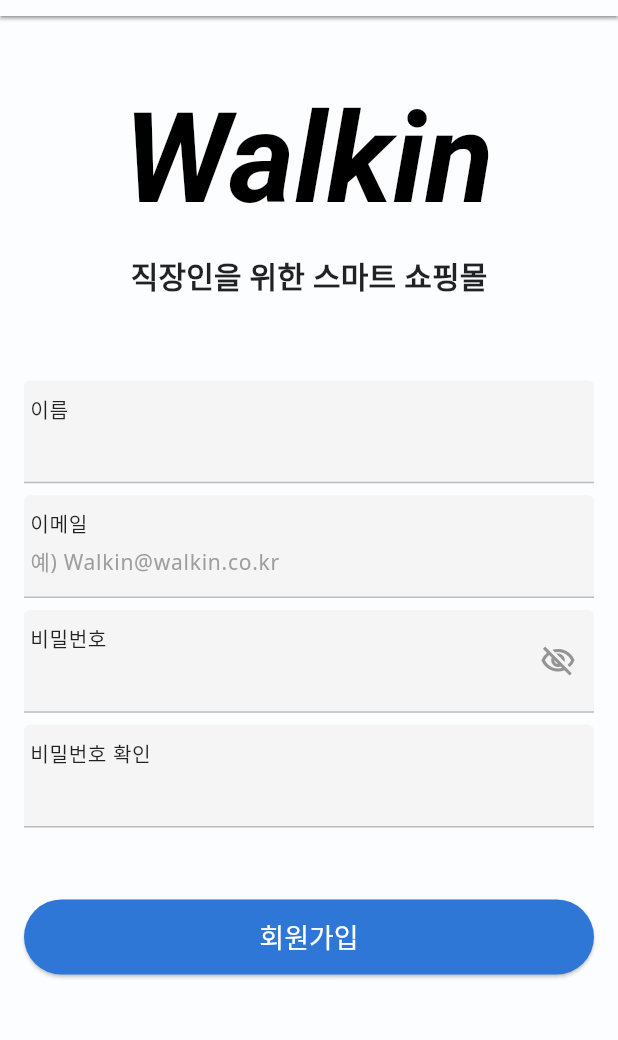
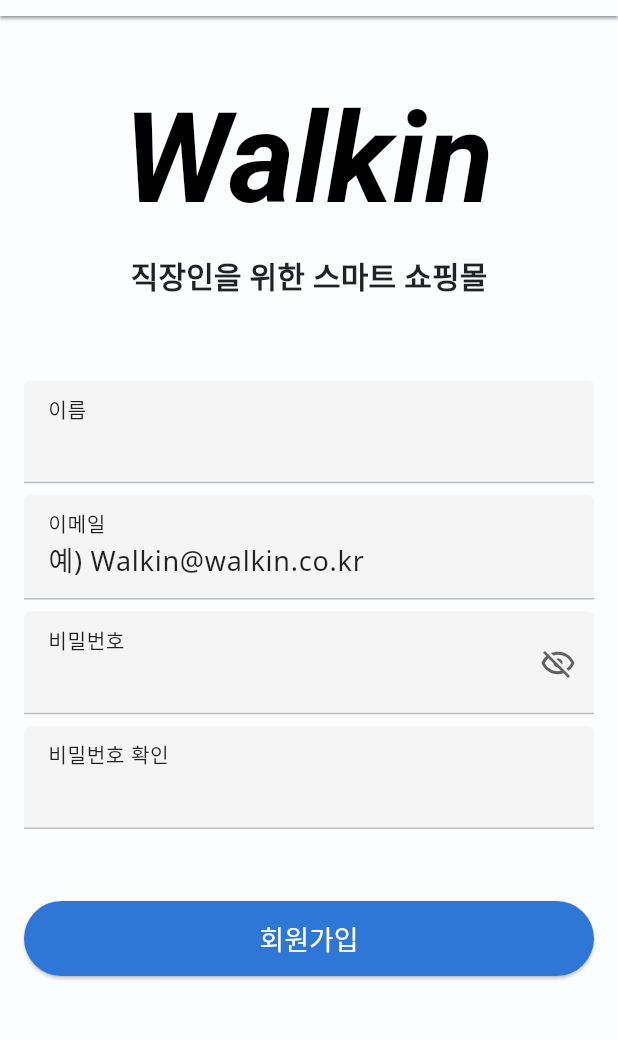
Before and after one commit to LIKELION-Android-Bootcamp-4th/AOS-04-officeShoppingMall, a Flutter app: the SignupScreen screen opened by its route, on a phone screen of 412 x 824 dp, the part 68-1108 px from its top. Run offline on Flutter 3.47's test engine with Material 3 defaults, Android fonts, the phone set to English and light mode, and no system bars; our stand-ins replace dio, flutter_bloc, flutter_svg, fluttertoast, google_fonts, pretty_dio_logger and 2 more; accounts and stored records are empty.

Commit message:
refactor: 회원가입 폼 import 절대경로로 변경 및 UI 가독성 향상
- 추후 확장함수 적용 예정

```diff
--- a/lib/feature/auth/ui/signup_form.dart
+++ b/lib/feature/auth/ui/signup_form.dart
@@ -1,8 +1,8 @@
 import 'package:flutter/material.dart';
+import 'package:flutter_svg/flutter_svg.dart';
 import 'package:fluttertoast/fluttertoast.dart';
 import 'package:office_shopping_mall/core/data/services/auth_service.dart';
-
-import '../../../core/theme/app_colors.dart';
+import 'package:office_shopping_mall/core/theme/app_colors.dart';
 
 class SignUpForm extends StatefulWidget {
   SignUpForm({super.key});
@@ -103,7 +103,7 @@ class SignUpFormState extends State<SignUpForm> {
               keyboardType: TextInputType.text,
               textInputAction: TextInputAction.next,
               decoration: InputDecoration(
-                contentPadding: EdgeInsets.symmetric(vertical: 12),
+                contentPadding: EdgeInsets.symmetric(vertical: 12, horizontal: 12),
                 enabledBorder: UnderlineInputBorder(
                   borderSide: BorderSide(color: Colors.grey.shade400, width: 1),
                 ),
@@ -128,7 +128,7 @@ class SignUpFormState extends State<SignUpForm> {
               keyboardType: TextInputType.emailAddress,
               textInputAction: TextInputAction.next,
               decoration: InputDecoration(
-                contentPadding: EdgeInsets.symmetric(vertical: 12),
+                contentPadding: EdgeInsets.symmetric(vertical: 12, horizontal: 12),
                 enabledBorder: UnderlineInputBorder(
                   borderSide: BorderSide(color: Colors.grey.shade400, width: 1),
                 ),
@@ -138,7 +138,6 @@ class SignUpFormState extends State<SignUpForm> {
                 floatingLabelBehavior: FloatingLabelBehavior.always,
                 labelText: "이메일",
                 hintText: "예) Walkin@walkin.co.kr",
-                hintStyle: TextStyle(color: Colors.grey, fontSize: 14),
               ),
               validator: (value) {
                 if (_emailController.text.isEmpty) {
@@ -161,7 +160,7 @@ class SignUpFormState extends State<SignUpForm> {
               textInputAction: TextInputAction.done,
               obscureText: _showVisibleIcon,
               decoration: InputDecoration(
-                contentPadding: EdgeInsets.symmetric(vertical: 12),
+                contentPadding: EdgeInsets.symmetric(vertical: 12, horizontal: 12),
                 enabledBorder: UnderlineInputBorder(
                   borderSide: BorderSide(color: Colors.grey.shade400, width: 1),
                 ),
@@ -172,9 +171,11 @@ class SignUpFormState extends State<SignUpForm> {
                 labelText: "비밀번호",
                 suffixIcon: IconButton(
                   onPressed: _changeVisibilityIcon,
-                  icon: _showVisibleIcon
-                      ? Icon(Icons.visibility_off_outlined)
-                      : Icon(Icons.visibility),
+                  icon: SvgPicture.asset(
+                    _showVisibleIcon
+                        ? 'images/icon/ic_invisible.svg'
+                        : 'images/icon/ic_visible.svg',
+                  ),
                 ),
               ),
               validator: (value) {
@@ -195,7 +196,7 @@ class SignUpFormState extends State<SignUpForm> {
               textInputAction: TextInputAction.done,
               obscureText: true,
               decoration: InputDecoration(
-                contentPadding: EdgeInsets.symmetric(vertical: 12),
+                contentPadding: EdgeInsets.symmetric(vertical: 12, horizontal: 12),
                 enabledBorder: UnderlineInputBorder(
                   borderSide: BorderSide(color: Colors.grey.shade400, width: 1),
                 ),
```
